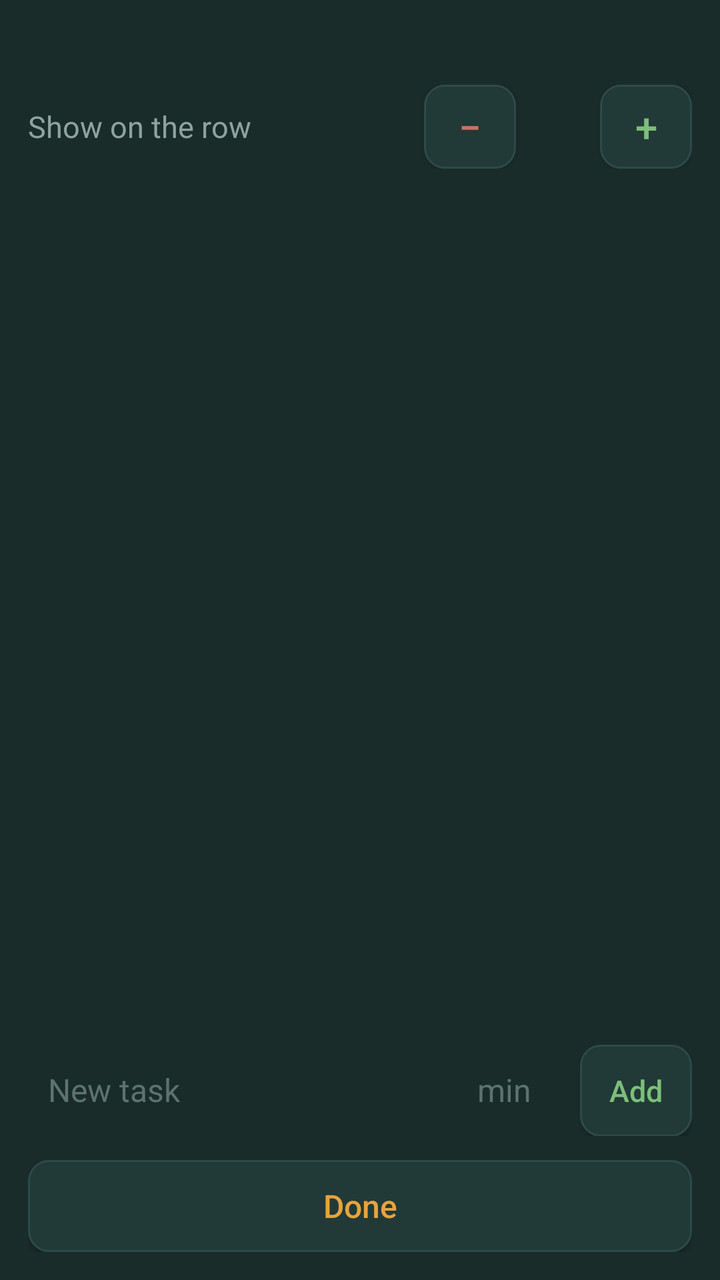
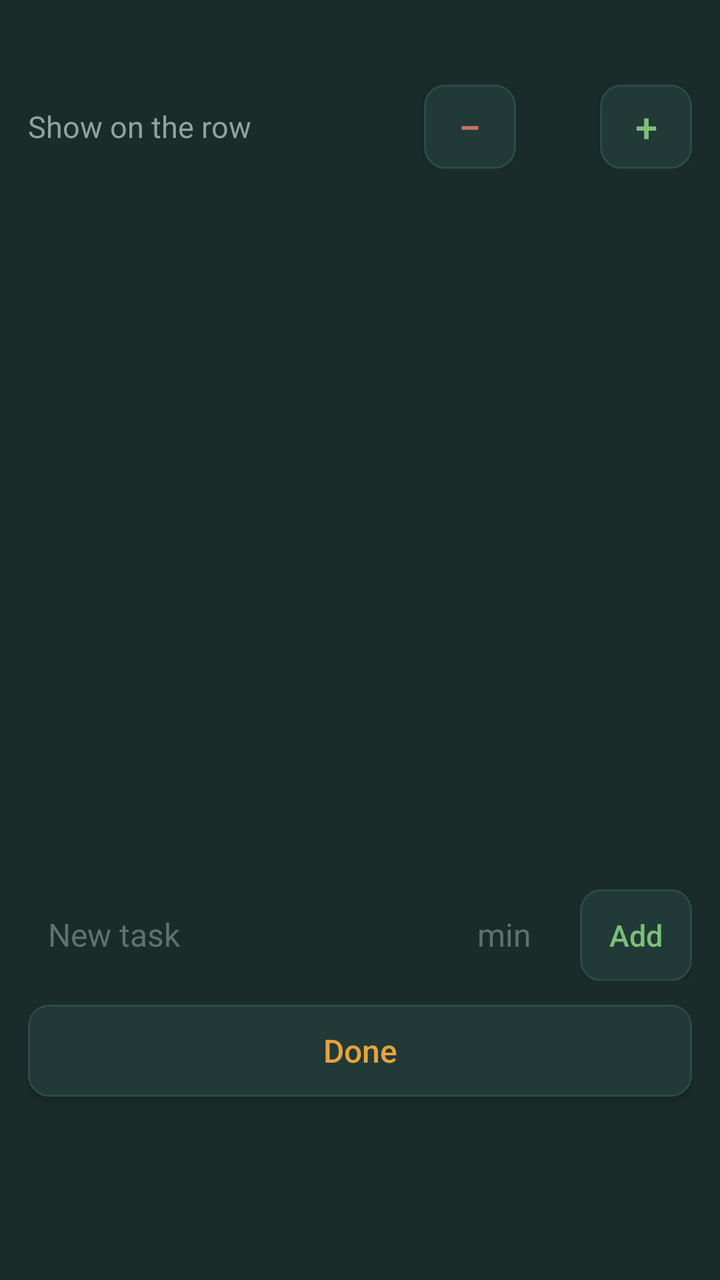

Compare the two renders of this Android layout. The source of the first and the diff that turns it into the second are given below.
<!-- AndroidManifest.xml: application theme Theme.FocusLedger -->
<!-- res/layout/dialog_tasks.xml -->
<?xml version="1.0" encoding="utf-8"?>
<LinearLayout xmlns:android="http://schemas.android.com/apk/res/android"
    android:layout_width="match_parent"
    android:layout_height="wrap_content"
    android:orientation="vertical"
    android:background="#1A2C2A"
    android:padding="14dp">

    <TextView
        android:id="@+id/tasksTitle"
        android:layout_width="match_parent"
        android:layout_height="wrap_content"
        android:textColor="#E8A33D"
        android:textSize="18sp"
        android:textStyle="bold"
        android:layout_marginBottom="4dp" />

    
    <LinearLayout
        android:layout_width="match_parent"
        android:layout_height="wrap_content"
        android:orientation="horizontal"
        android:gravity="center_vertical"
        android:layout_marginBottom="10dp">

        <TextView
            android:layout_width="0dp"
            android:layout_weight="1"
            android:layout_height="wrap_content"
            android:text="Show on the row"
            android:textColor="#8FA39E"
            android:textSize="15sp" />

        <Button
            android:id="@+id/tasksShowMinus"
            android:layout_width="46dp"
            android:layout_height="42dp"
            android:text="\u2212"
            android:textAllCaps="false"
            android:textColor="#C97064"
            android:textSize="20sp"
            android:padding="0dp"
            android:background="@drawable/bg_button_small" />

        <TextView
            android:id="@+id/tasksShowCount"
            android:layout_width="42dp"
            android:layout_height="wrap_content"
            android:gravity="center"
            android:textColor="#F1EDE3"
            android:fontFamily="monospace"
            android:textSize="20sp" />

        <Button
            android:id="@+id/tasksShowPlus"
            android:layout_width="46dp"
            android:layout_height="42dp"
            android:text="+"
            android:textAllCaps="false"
            android:textColor="#7DBE7A"
            android:textSize="20sp"
            android:padding="0dp"
            android:background="@drawable/bg_button_small" />
    </LinearLayout>

    <ScrollView
        android:layout_width="match_parent"
        android:layout_height="0dp"
        android:layout_weight="1"
        android:minHeight="120dp">

        <LinearLayout
            android:id="@+id/tasksList"
            android:layout_width="match_parent"
            android:layout_height="wrap_content"
            android:orientation="vertical" />
    </ScrollView>

    
    <LinearLayout
        android:layout_width="match_parent"
        android:layout_height="wrap_content"
        android:orientation="horizontal"
        android:layout_marginTop="10dp">

        <EditText
            android:id="@+id/taskNewText"
            android:layout_width="0dp"
            android:layout_weight="1"
            android:layout_height="46dp"
            android:hint="New task"
            android:textColor="#F1EDE3"
            android:textColorHint="#5C736E"
            android:textSize="16sp"
            android:paddingStart="10dp"
            android:paddingEnd="10dp"
            android:singleLine="true"
            android:importantForAutofill="no"
            android:background="@drawable/bg_row_track" />

        <EditText
            android:id="@+id/taskNewEstimate"
            android:layout_width="64dp"
            android:layout_height="46dp"
            android:layout_marginStart="6dp"
            android:hint="min"
            android:gravity="center"
            android:inputType="number"
            android:textColor="#F1EDE3"
            android:textColorHint="#5C736E"
            android:textSize="16sp"
            android:importantForAutofill="no"
            android:background="@drawable/bg_row_track" />

        <Button
            android:id="@+id/taskAdd"
            android:layout_width="56dp"
            android:layout_height="46dp"
            android:layout_marginStart="6dp"
            android:text="Add"
            android:textAllCaps="false"
            android:textColor="#7DBE7A"
            android:textSize="15sp"
            android:padding="0dp"
            android:background="@drawable/bg_button_small" />
    </LinearLayout>

    <Button
        android:id="@+id/tasksDone"
        android:layout_width="match_parent"
        android:layout_height="46dp"
        android:layout_marginTop="12dp"
        android:text="Done"
        android:textAllCaps="false"
        android:textColor="#E8A33D"
        android:textSize="16sp"
        android:background="@drawable/bg_button_small" />

</LinearLayout>
<!-- resources referenced by this layout -->
<resources>
  <!-- drawable bg_button_small (drawable) -->
  <?xml version="1.0" encoding="utf-8"?>
  <shape xmlns:android="http://schemas.android.com/apk/res/android" android:shape="rectangle">
      <solid android:color="#213A37" />
      <corners android:radius="10dp" />
      <stroke android:width="1dp" android:color="#2E4A46" />
  </shape>
  <!-- drawable bg_row_track (drawable) -->
  <?xml version="1.0" encoding="utf-8"?>
  <shape xmlns:android="http://schemas.android.com/apk/res/android" android:shape="rectangle">
      <solid android:color="#1A2C2A" />
      <corners android:radius="12dp" />
  </shape>
  <style name="Theme.FocusLedger" parent="Theme.AppCompat.DayNight.NoActionBar">
          <item name="colorPrimary">#E8A33D</item>
          <item name="colorPrimaryDark">#12201F</item>
          <item name="colorAccent">#6FAFC4</item>
          <item name="android:windowBackground">#12201F</item>
      </style>
</resources>

<!-- the commit's change to res/layout/dialog_tasks.xml (unified diff, before → after) -->
@@ -63,18 +63,22 @@
             android:background="@drawable/bg_button_small" />
     </LinearLayout>
 
-    <ScrollView
+    
+    <androidx.recyclerview.widget.RecyclerView
+        android:id="@+id/tasksRecycler"
         android:layout_width="match_parent"
-        android:layout_height="0dp"
-        android:layout_weight="1"
-        android:minHeight="120dp">
+        android:layout_height="340dp"
+        android:scrollbars="vertical" />
 
-        <LinearLayout
-            android:id="@+id/tasksList"
-            android:layout_width="match_parent"
-            android:layout_height="wrap_content"
-            android:orientation="vertical" />
-    </ScrollView>
+    <TextView
+        android:id="@+id/tasksEmpty"
+        android:layout_width="match_parent"
+        android:layout_height="wrap_content"
+        android:text="No tasks yet."
+        android:textColor="#5C736E"
+        android:textSize="15sp"
+        android:padding="12dp"
+        android:visibility="gone" />
 
     
     <LinearLayout
